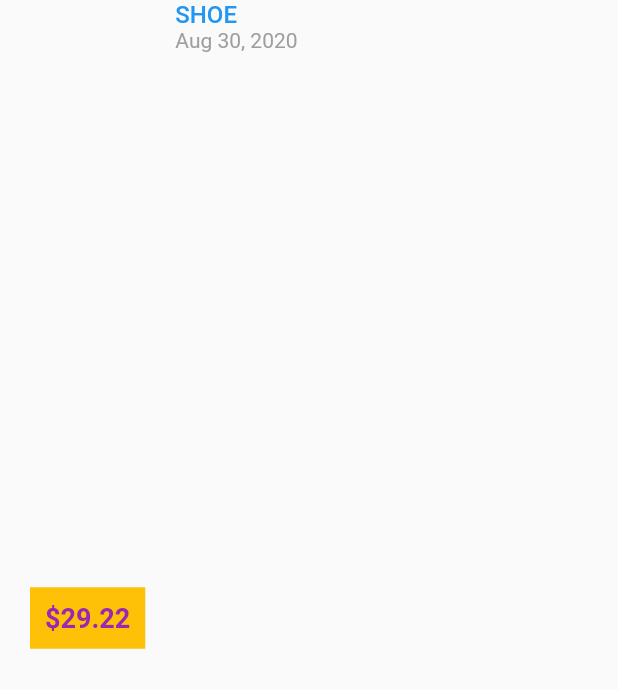
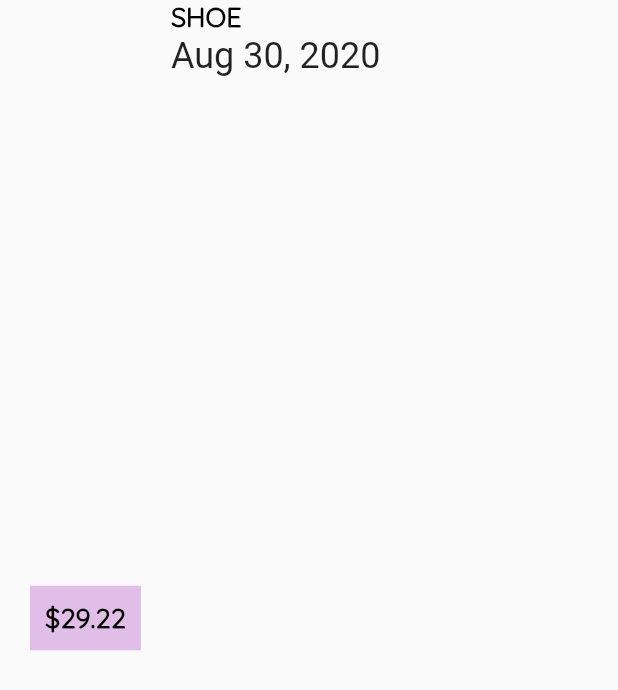
Before and after one commit to sumitdhungana14/expence_tracker, a Flutter app: the TransactionDetails widget shown alone on an empty page, opened directly with sample values from the repository, on a phone screen of 412 x 824 dp. Shown: the top 690 px of the screen. Run offline on Flutter 3.47's test engine with Material 2 defaults, Android fonts, the phone set to English and light mode, and no system bars.

Commit message:
Add font assets, set global theme.

```diff
--- a/lib/home/my_home_page.dart
+++ b/lib/home/my_home_page.dart
@@ -41,7 +41,8 @@ class _MyHomePageState extends State<MyHomePage> {
   Widget build(BuildContext context) {
     return Scaffold(
       appBar: AppBar(
-        title: Text('Expence Tracer'),
+        title: Text('Expence Tracer',
+            style: Theme.of(context).appBarTheme.textTheme.headline6),
         actions: [
           IconButton(
             icon: Icon(Icons.add),
--- a/lib/transaction-view/transaction_detail.dart
+++ b/lib/transaction-view/transaction_detail.dart
@@ -22,12 +22,9 @@ class TransactionDetails extends StatelessWidget {
               horizontal: 20,
             ),
             child: Text('\$${transaction.amount}',
-                style: TextStyle(
-                  fontSize: 18,
-                  fontWeight: FontWeight.bold,
-                  color: Colors.purple,
-                )),
-            decoration: BoxDecoration(color: Colors.amber),
+                style: Theme.of(context).textTheme.headline6),
+            decoration:
+                BoxDecoration(color: Theme.of(context).primaryColorLight),
             padding: EdgeInsets.all(10),
           ),
           Container(
@@ -36,15 +33,11 @@ class TransactionDetails extends StatelessWidget {
             children: [
               Text(
                 transaction.title.toUpperCase(),
-                style: TextStyle(
-                    color: Colors.blue,
-                    fontSize: 16,
-                    fontWeight: FontWeight.w500),
+                style: Theme.of(context).textTheme.headline6
               ),
               Text(
                 DateFormat.yMMMd().format(transaction.dateTime),
-                style:
-                    TextStyle(color: Colors.grey, fontWeight: FontWeight.w400),
+                style: Theme.of(context).textTheme.headline5
               )
             ],
           ))
--- a/lib/transaction-view/transaction_input.dart
+++ b/lib/transaction-view/transaction_input.dart
@@ -28,6 +28,8 @@ class _TransactionInputState extends State<TransactionInput> {
         title: title,
         amount: amount,
         dateTime: DateTime.now()));
+
+    Navigator.of(context).pop();
   }
 
   @override
```
Also changed, not shown: lib/main.dart (+23 -1 lines), pubspec.yaml (+10 -12 lines), assets/fonts/OpenSans-Bold.ttf (added), assets/fonts/OpenSans-Regular.ttf (added), assets/fonts/Quicksand-Bold.ttf (added), assets/fonts/Quicksand-Light.ttf (added), assets/fonts/Quicksand-Medium.ttf (added), assets/fonts/Quicksand-Regular.ttf (added).
